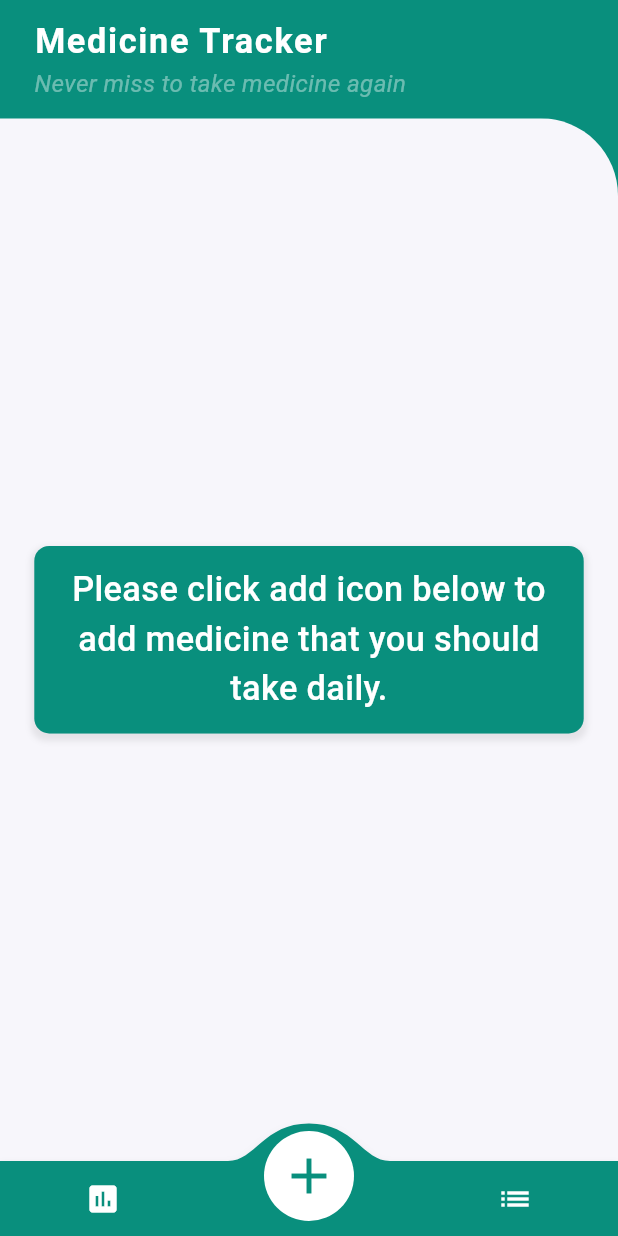
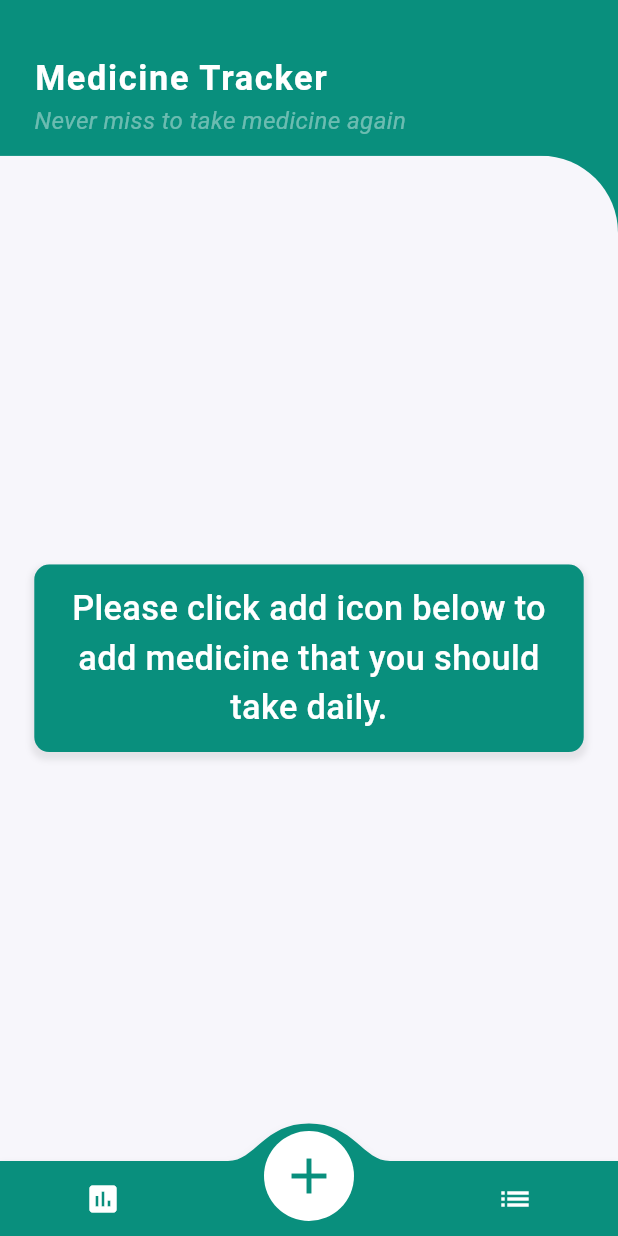
Before and after one commit to sandesh-z/medicine_tracker, a Flutter app: the screen it shows after launch, on a phone screen of 412 x 824 dp. Run offline on Flutter 3.47's test engine with Material 3 defaults, Android fonts, the phone set to English and light mode, and no system bars; drawn by our look-alikes of convex_bottom_bar; our stand-ins replace auto_route, awesome_notifications, bloc, dartz, equatable, flutter_bloc and 8 more; missing offline and left inert: android_alarm_manager_plus; accounts and stored records are empty; generated files the repository leaves out were written again.

Commit message:
app bar made responsive

```diff
--- a/lib/ui/pages/home/home_page.dart
+++ b/lib/ui/pages/home/home_page.dart
@@ -33,17 +33,19 @@ class _HomePageState extends State<HomePage> {
 
   @override
   Widget build(BuildContext context) {
+    var height = MediaQuery.of(context).size.height;
     return Scaffold(
       backgroundColor: Palette.primaryBackground1,
       appBar: AppBar(
         backgroundColor: Palette.primaryBackground1,
         bottom: PreferredSize(
-          preferredSize: Size.fromHeight(20.r),
+          preferredSize: Size.fromHeight(height > 790 ? 40.h : 20.h),
           child: Container(
             alignment: Alignment.centerLeft,
             padding: EdgeInsets.symmetric(horizontal: 20.r, vertical: 10.r),
             child: Column(
               crossAxisAlignment: CrossAxisAlignment.start,
+              mainAxisSize: MainAxisSize.min,
               children: [
                 Text(
                   "Medicine Tracker",
```
